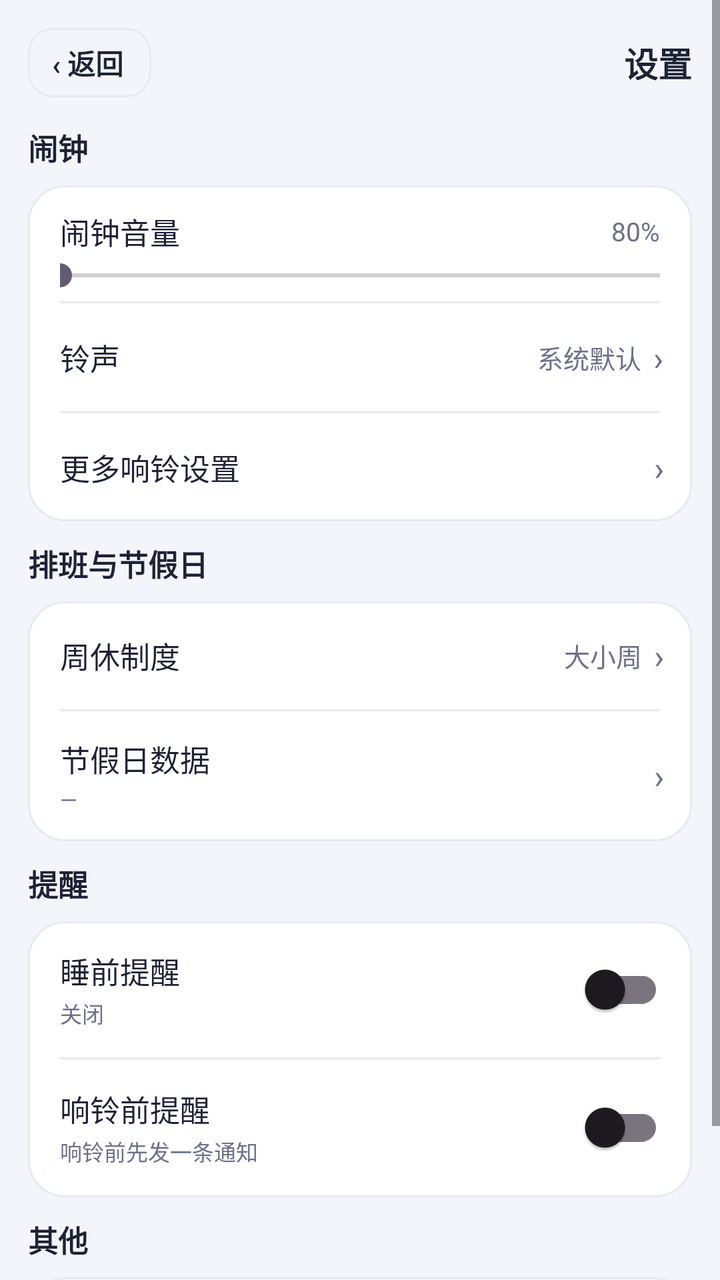
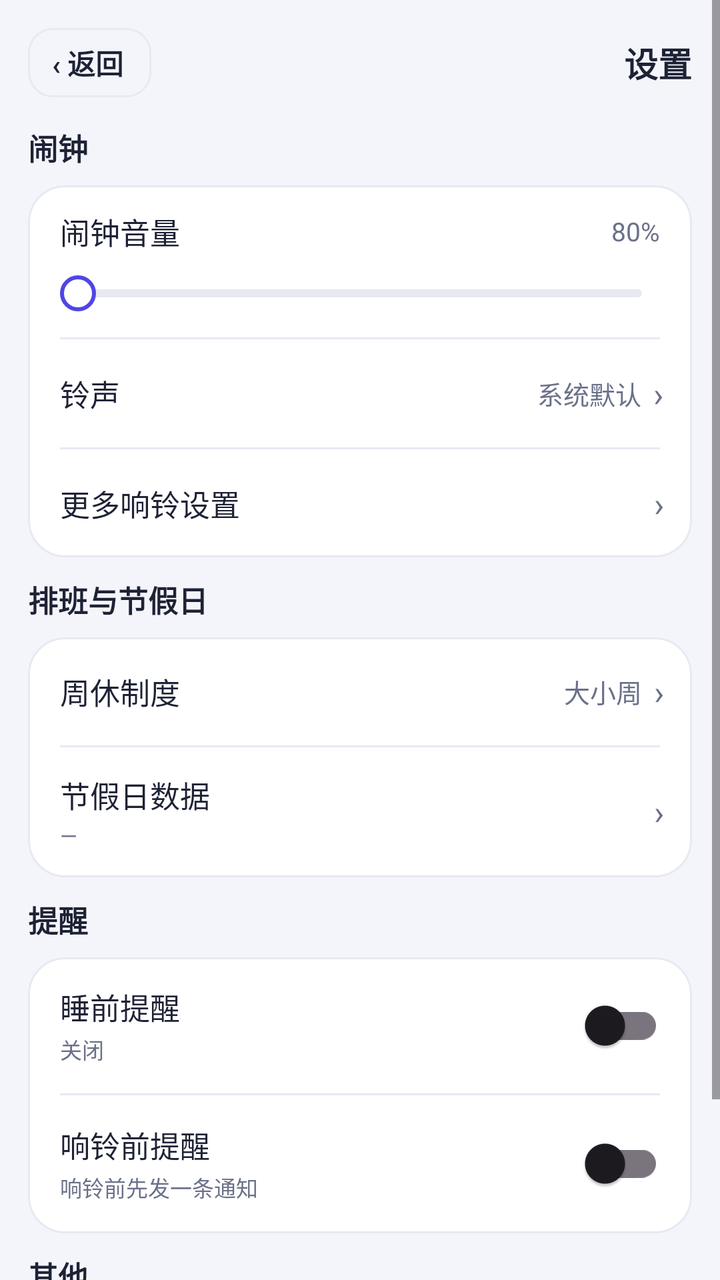

Screens rendered from an Android XML layout before and after an edit, with the pre-edit source and the edit as a unified diff.
<!-- AndroidManifest.xml: application theme Theme.DaxiaoWeekAlarm -->
<!-- res/layout/activity_settings.xml -->
<?xml version="1.0" encoding="utf-8"?>
<ScrollView xmlns:android="http://schemas.android.com/apk/res/android"
    android:layout_width="match_parent"
    android:layout_height="match_parent"
    android:background="@color/bg"
    android:fitsSystemWindows="true">

    <LinearLayout
        android:layout_width="match_parent"
        android:layout_height="wrap_content"
        android:orientation="vertical"
        android:padding="14dp">

        
        <LinearLayout
            android:layout_width="match_parent"
            android:layout_height="wrap_content"
            android:layout_marginBottom="14dp"
            android:gravity="center_vertical"
            android:orientation="horizontal">

            <TextView
                android:id="@+id/btn_back"
                android:layout_width="wrap_content"
                android:layout_height="wrap_content"
                android:background="@drawable/bg_time_outline"
                android:clickable="true"
                android:focusable="true"
                android:paddingStart="12dp"
                android:paddingEnd="14dp"
                android:paddingTop="7dp"
                android:paddingBottom="7dp"
                android:text="‹ 返回"
                android:textColor="@color/ink"
                android:textSize="14sp"
                android:textStyle="bold" />

            <TextView
                android:layout_width="0dp"
                android:layout_height="wrap_content"
                android:layout_weight="1"
                android:gravity="end"
                android:text="设置"
                android:textColor="@color/ink"
                android:textSize="17sp"
                android:textStyle="bold" />
        </LinearLayout>

        
        <TextView
            style="@style/SectionTitle"
            android:layout_width="wrap_content"
            android:layout_height="wrap_content"
            android:layout_marginBottom="8dp"
            android:text="闹钟" />

        <LinearLayout
            android:layout_width="match_parent"
            android:layout_height="wrap_content"
            android:background="@drawable/bg_card"
            android:clipToOutline="true"
            android:orientation="vertical">

            
            <LinearLayout
                android:layout_width="match_parent"
                android:layout_height="wrap_content"
                android:orientation="vertical"
                android:paddingStart="16dp"
                android:paddingTop="12dp"
                android:paddingEnd="16dp"
                android:paddingBottom="4dp">

                <LinearLayout
                    android:layout_width="match_parent"
                    android:layout_height="wrap_content"
                    android:gravity="center_vertical"
                    android:orientation="horizontal">

                    <TextView
                        style="@style/SettingsTitle"
                        android:layout_width="0dp"
                        android:layout_height="wrap_content"
                        android:layout_weight="1"
                        android:text="闹钟音量" />

                    <TextView
                        android:id="@+id/tv_volume"
                        style="@style/SettingsValue"
                        android:layout_width="wrap_content"
                        android:layout_height="wrap_content"
                        android:text="80%" />
                </LinearLayout>

                <SeekBar
                    android:id="@+id/seek_volume_embed"
                    android:layout_width="match_parent"
                    android:layout_height="wrap_content"
                    android:layout_marginTop="2dp"
                    android:max="100"
                    android:paddingStart="0dp"
                    android:paddingEnd="0dp" />
            </LinearLayout>

            <View style="@style/SettingsDivider" />

                        <LinearLayout
                            android:id="@+id/row_ringtone"
                            android:layout_width="match_parent"
                            android:layout_height="wrap_content"
                            android:background="?attr/selectableItemBackground"
                            android:clickable="true"
                            android:focusable="true"
                            android:gravity="center_vertical"
                            android:minHeight="54dp"
                            android:orientation="horizontal"
                            android:paddingStart="16dp"
                            android:paddingEnd="14dp">

                            <TextView
                                style="@style/SettingsTitle"
                                android:layout_width="0dp"
                                android:layout_height="wrap_content"
                                android:layout_weight="1"
                                android:text="铃声" />

                            <TextView
                                android:id="@+id/tv_ringtone"
                                style="@style/SettingsValue"
                                android:layout_width="0dp"
                                android:layout_height="wrap_content"
                                android:layout_weight="0.9"
                                android:gravity="end"
                                android:text="系统默认" />

                            <TextView style="@style/SettingsChevron" />
                        </LinearLayout>

                        <View style="@style/SettingsDivider" />

            
            <LinearLayout
                android:id="@+id/row_more_ring"
                android:layout_width="match_parent"
                android:layout_height="wrap_content"
                android:background="?attr/selectableItemBackground"
                android:clickable="true"
                android:focusable="true"
                android:gravity="center_vertical"
                android:minHeight="54dp"
                android:orientation="horizontal"
                android:paddingStart="16dp"
                android:paddingEnd="14dp">

                <TextView
                    style="@style/SettingsTitle"
                    android:layout_width="0dp"
                    android:layout_height="wrap_content"
                    android:layout_weight="1"
                    android:text="更多响铃设置" />

                <TextView style="@style/SettingsChevron" />
            </LinearLayout>
        </LinearLayout>

        
        <TextView
            style="@style/SectionTitle"
            android:layout_width="wrap_content"
            android:layout_height="wrap_content"
            android:layout_marginTop="10dp"
            android:layout_marginBottom="8dp"
            android:text="排班与节假日" />

        <LinearLayout
            android:layout_width="match_parent"
            android:layout_height="wrap_content"
            android:background="@drawable/bg_card"
            android:clipToOutline="true"
            android:orientation="vertical">

                        <LinearLayout
                            android:id="@+id/row_week_mode"
                            android:layout_width="match_parent"
                            android:layout_height="wrap_content"
                            android:background="?attr/selectableItemBackground"
                            android:clickable="true"
                            android:focusable="true"
                            android:gravity="center_vertical"
                            android:minHeight="54dp"
                            android:orientation="horizontal"
                            android:paddingStart="16dp"
                            android:paddingEnd="14dp">

                            <TextView
                                style="@style/SettingsTitle"
                                android:layout_width="0dp"
                                android:layout_height="wrap_content"
                                android:layout_weight="1"
                                android:text="周休制度" />

                            <TextView
                                android:id="@+id/tv_week_mode"
                                style="@style/SettingsValue"
                                android:layout_width="wrap_content"
                                android:layout_height="wrap_content"
                                android:text="大小周" />

                            <TextView style="@style/SettingsChevron" />
                        </LinearLayout>

                        <View style="@style/SettingsDivider" />

                        <LinearLayout
                            android:id="@+id/row_holiday_data"
                            android:layout_width="match_parent"
                            android:layout_height="wrap_content"
                            android:background="?attr/selectableItemBackground"
                            android:clickable="true"
                            android:focusable="true"
                            android:gravity="center_vertical"
                            android:minHeight="64dp"
                            android:orientation="horizontal"
                            android:paddingStart="16dp"
                            android:paddingEnd="14dp"
                            android:paddingTop="10dp"
                            android:paddingBottom="10dp">

                            <LinearLayout
                                android:layout_width="0dp"
                                android:layout_height="wrap_content"
                                android:layout_weight="1"
                                android:orientation="vertical">

                                <TextView
                                    style="@style/SettingsTitle"
                                    android:layout_width="wrap_content"
                                    android:layout_height="wrap_content"
                                    android:text="节假日数据" />

                                <TextView
                                    android:id="@+id/tv_holiday_data"
                                    style="@style/SettingsSummary"
                                    android:layout_width="wrap_content"
                                    android:layout_height="wrap_content"
                                    android:layout_marginTop="2dp"
                                    android:text="—" />
                            </LinearLayout>

                            <TextView style="@style/SettingsChevron" />
                        </LinearLayout>

                        <View style="@style/SettingsDivider" />
        </LinearLayout>

        
        <TextView
            style="@style/SectionTitle"
            android:layout_width="wrap_content"
            android:layout_height="wrap_content"
            android:layout_marginTop="10dp"
            android:layout_marginBottom="8dp"
            android:text="提醒" />

        <LinearLayout
            android:layout_width="match_parent"
            android:layout_height="wrap_content"
            android:background="@drawable/bg_card"
            android:clipToOutline="true"
            android:orientation="vertical">

            
            <LinearLayout
                android:id="@+id/row_bedtime"
                android:layout_width="match_parent"
                android:layout_height="wrap_content"
                android:background="?attr/selectableItemBackground"
                android:clickable="true"
                android:focusable="true"
                android:gravity="center_vertical"
                android:minHeight="64dp"
                android:orientation="horizontal"
                android:paddingStart="16dp"
                android:paddingTop="10dp"
                android:paddingEnd="14dp"
                android:paddingBottom="10dp">

                <LinearLayout
                    android:layout_width="0dp"
                    android:layout_height="wrap_content"
                    android:layout_weight="1"
                    android:orientation="vertical">

                    <TextView
                        style="@style/SettingsTitle"
                        android:layout_width="wrap_content"
                        android:layout_height="wrap_content"
                        android:text="睡前提醒" />

                    <TextView
                        android:id="@+id/tv_bedtime"
                        style="@style/SettingsSummary"
                        android:layout_width="wrap_content"
                        android:layout_height="wrap_content"
                        android:layout_marginTop="2dp"
                        android:text="关闭" />
                </LinearLayout>

                
                <androidx.appcompat.widget.SwitchCompat
                    android:id="@+id/switch_bedtime"
                    android:layout_width="wrap_content"
                    android:layout_height="wrap_content"
                    android:clickable="true"
                    android:focusable="true" />
            </LinearLayout>

            <View style="@style/SettingsDivider" />

                        <LinearLayout
                            android:id="@+id/row_pre_notice"
                            android:layout_width="match_parent"
                            android:layout_height="wrap_content"
                            android:background="?attr/selectableItemBackground"
                            android:clickable="true"
                            android:focusable="true"
                            android:gravity="center_vertical"
                            android:minHeight="64dp"
                            android:orientation="horizontal"
                            android:paddingStart="16dp"
                            android:paddingEnd="14dp"
                            android:paddingTop="10dp"
                            android:paddingBottom="10dp">

                            <LinearLayout
                                android:layout_width="0dp"
                                android:layout_height="wrap_content"
                                android:layout_weight="1"
                                android:orientation="vertical">

                                <TextView
                                    style="@style/SettingsTitle"
                                    android:layout_width="wrap_content"
                                    android:layout_height="wrap_content"
                                    android:text="响铃前提醒" />

                                <TextView
                                    android:id="@+id/tv_pre_notice"
                                    style="@style/SettingsSummary"
                                    android:layout_width="wrap_content"
                                    android:layout_height="wrap_content"
                                    android:layout_marginTop="2dp"
                                    android:text="响铃前先发一条通知" />
                            </LinearLayout>

                            <androidx.appcompat.widget.SwitchCompat
                                android:id="@+id/switch_pre_notice"
                                android:layout_width="wrap_content"
                                android:layout_height="wrap_content"
                                android:clickable="false"
                                android:focusable="false" />
                        </LinearLayout>

                        <View style="@style/SettingsDivider" />
        </LinearLayout>

        
        <TextView
            style="@style/SectionTitle"
            android:layout_width="wrap_content"
            android:layout_height="wrap_content"
            android:layout_marginTop="10dp"
            android:layout_marginBottom="8dp"
            android:text="其他" />

        <LinearLayout
            android:layout_width="match_parent"
            android:layout_height="wrap_content"
            android:background="@drawable/bg_card"
            android:clipToOutline="true"
            android:orientation="vertical">

            
            <LinearLayout
                android:id="@+id/row_more"
                android:layout_width="match_parent"
                android:layout_height="wrap_content"
                android:background="?attr/selectableItemBackground"
                android:clickable="true"
                android:focusable="true"
                android:gravity="center_vertical"
                android:minHeight="54dp"
                android:orientation="horizontal"
                android:paddingStart="16dp"
                android:paddingEnd="14dp">

                <TextView
                    style="@style/SettingsTitle"
                    android:layout_width="0dp"
                    android:layout_height="wrap_content"
                    android:layout_weight="1"
                    android:text="更多设置" />

                <TextView
                    style="@style/SettingsSummary"
                    android:layout_width="wrap_content"
                    android:layout_height="wrap_content"
                    android:text="排班 · 检查 · 备份" />

                <TextView style="@style/SettingsChevron" />
            </LinearLayout>
        </LinearLayout>

        <TextView
            android:id="@+id/tv_version"
            android:layout_width="match_parent"
            android:layout_height="wrap_content"
            android:layout_marginTop="6dp"
            android:textColor="@color/sub"
            android:textSize="11sp" />
    </LinearLayout>
</ScrollView>
<!-- resources referenced by this layout -->
<resources>
  <color name="bg">#F4F5FB</color>
  <color name="ink">#1E2235</color>
  <color name="sub">#6B7189</color>
  <!-- drawable bg_card (drawable) -->
  <?xml version="1.0" encoding="utf-8"?>
  <shape xmlns:android="http://schemas.android.com/apk/res/android"
      android:shape="rectangle">
      <solid android:color="@color/card" />
      <corners android:radius="18dp" />
      <stroke android:width="1dp" android:color="@color/line" />
  </shape>
  <style name="SectionTitle">
          <item name="android:textColor">@color/ink</item>
          <item name="android:textSize">15sp</item>
          <item name="android:textStyle">bold</item>
      </style>
  <style name="SettingsChevron">
          <item name="android:layout_width">wrap_content</item>
          <item name="android:layout_height">wrap_content</item>
          <item name="android:layout_marginStart">6dp</item>
          <item name="android:text">›</item>
          <item name="android:textColor">@color/sub</item>
          <item name="android:textSize">17sp</item>
      </style>
  <style name="SettingsDivider">
          <item name="android:layout_width">match_parent</item>
          <item name="android:layout_height">1dp</item>
          <item name="android:layout_marginStart">16dp</item>
          <item name="android:layout_marginEnd">16dp</item>
          <item name="android:background">@color/line</item>
      </style>
  <style name="SettingsSummary">
          <item name="android:textColor">@color/sub</item>
          <item name="android:textSize">11sp</item>
          <item name="android:lineSpacingMultiplier">1.2</item>
      </style>
  <style name="SettingsTitle">
          <item name="android:textColor">@color/ink</item>
          <item name="android:textSize">15sp</item>
      </style>
  <style name="SettingsValue">
          <item name="android:textColor">@color/sub</item>
          <item name="android:textSize">13sp</item>
          <item name="android:maxLines">1</item>
          <item name="android:ellipsize">end</item>
      </style>
  <style name="Theme.DaxiaoWeekAlarm" parent="Theme.Material3.DayNight.NoActionBar">
          <item name="colorPrimary">@color/indigo</item>
          <item name="colorPrimaryVariant">@color/indigo_dark</item>
          <item name="colorOnPrimary">@color/white</item>
          <item name="android:statusBarColor">@color/bg</item>
          <item name="android:windowLightStatusBar">true</item>
      </style>
  <color name="card">#FFFFFF</color>
  <color name="line">#E7E9F3</color>
  <color name="indigo">#4F46E5</color>
  <color name="indigo_dark">#4338CA</color>
  <color name="white">#FFFFFFFF</color>
  <!-- unchanged entries left out for length: 1 -->
</resources>

<!-- the commit's change to res/layout/activity_settings.xml (unified diff, before → after) -->
@@ -92,14 +92,19 @@
                         android:text="80%" />
                 </LinearLayout>
 
+                
                 <SeekBar
                     android:id="@+id/seek_volume_embed"
                     android:layout_width="match_parent"
                     android:layout_height="wrap_content"
                     android:layout_marginTop="2dp"
                     android:max="100"
-                    android:paddingStart="0dp"
-                    android:paddingEnd="0dp" />
+                    android:minHeight="36dp"
+                    android:paddingStart="9dp"
+                    android:paddingEnd="9dp"
+                    android:progressDrawable="@drawable/seek_track"
+                    android:splitTrack="false"
+                    android:thumb="@drawable/seek_thumb" />
             </LinearLayout>
 
             <View style="@style/SettingsDivider" />
<!-- resource entries referenced after the edit -->
@@ -11,6 +11,44 @@
       <corners android:radius="18dp" />
       <stroke android:width="1dp" android:color="@color/line" />
   </shape>
+  <!-- drawable seek_thumb (drawable) -->
+  <?xml version="1.0" encoding="utf-8"?>
+  <shape xmlns:android="http://schemas.android.com/apk/res/android"
+      android:shape="oval">
+      <solid android:color="@color/card" />
+      <stroke
+          android:width="2dp"
+          android:color="@color/indigo" />
+      <size
+          android:width="18dp"
+          android:height="18dp" />
+  </shape>
+  <!-- drawable seek_track (drawable) -->
+  <?xml version="1.0" encoding="utf-8"?>
+  <layer-list xmlns:android="http://schemas.android.com/apk/res/android">
+  
+      <item
+          android:id="@android:id/background"
+          android:gravity="center_vertical"
+          android:height="4dp">
+          <shape android:shape="rectangle">
+              <solid android:color="@color/line" />
+              <corners android:radius="2dp" />
+          </shape>
+      </item>
+  
+      <item
+          android:id="@android:id/progress"
+          android:gravity="center_vertical"
+          android:height="4dp">
+          <clip>
+              <shape android:shape="rectangle">
+                  <solid android:color="@color/indigo" />
+                  <corners android:radius="2dp" />
+              </shape>
+          </clip>
+      </item>
+  </layer-list>
   <style name="SectionTitle">
           <item name="android:textColor">@color/ink</item>
           <item name="android:textSize">15sp</item>
